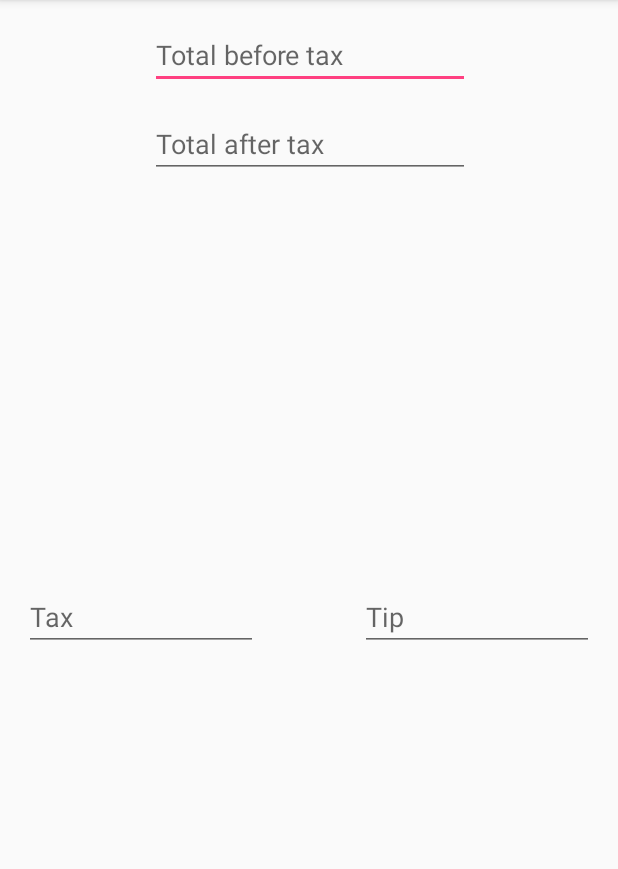
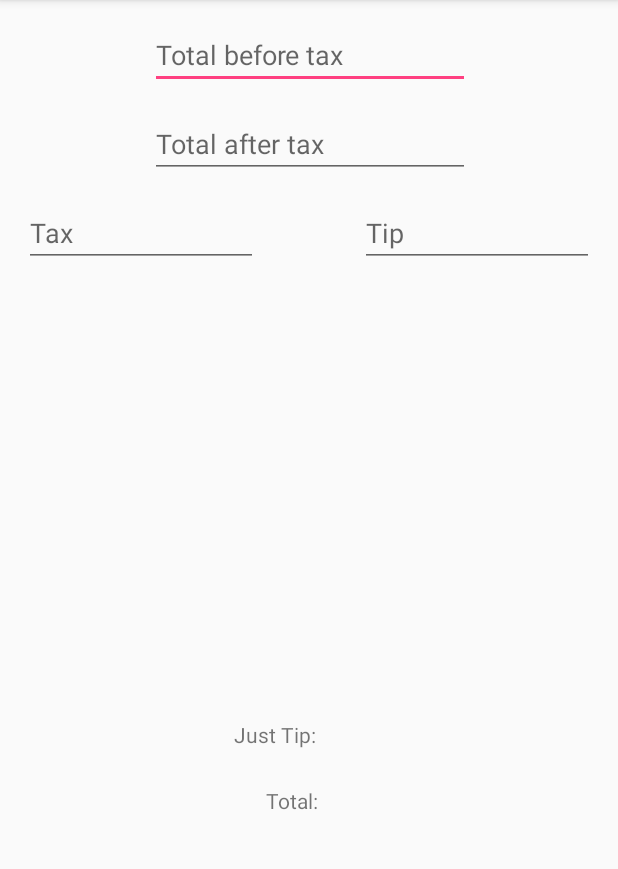
Before and after one commit to AndRicky/JustTheTip, an Android app: the screen it shows after launch (MainActivity), on a phone screen of 412 x 824 dp, the part 84-953 px from its top. Run offline under Robolectric (Android 15) with nearby library versions, the phone set to English and light mode, and no system bars.

Commit message:
basic layout of app. no code yet

```diff
--- a/app/src/main/res/layout/activity_main.xml
+++ b/app/src/main/res/layout/activity_main.xml
@@ -46,30 +46,62 @@
         android:id="@+id/editText3"
         android:layout_width="156dp"
         android:layout_height="43dp"
-        android:layout_marginBottom="334dp"
         android:layout_marginLeft="16dp"
         android:layout_marginStart="16dp"
         android:ems="10"
         android:hint="@string/tax"
         android:inputType="numberDecimal"
-        app:layout_constraintBottom_toBottomOf="parent"
-        app:layout_constraintLeft_toLeftOf="parent" />
+        app:layout_constraintLeft_toLeftOf="parent"
+        android:layout_marginTop="16dp"
+        app:layout_constraintTop_toBottomOf="@+id/editText2" />
 
     <EditText
         android:id="@+id/editText4"
         android:layout_width="156dp"
         android:layout_height="43dp"
-        android:layout_marginBottom="334dp"
         android:layout_marginEnd="16dp"
-        android:layout_marginLeft="0dp"
         android:layout_marginRight="16dp"
         android:layout_marginStart="0dp"
         android:ems="10"
         android:hint="@string/tip"
         android:inputType="numberDecimal"
+        app:layout_constraintRight_toRightOf="parent"
+        android:layout_marginTop="16dp"
+        app:layout_constraintTop_toBottomOf="@+id/editText2" />
+
+    <TextView
+        android:id="@+id/textView"
+        android:layout_width="wrap_content"
+        android:layout_height="wrap_content"
+        android:layout_marginBottom="16dp"
+        android:layout_marginLeft="16dp"
+        android:layout_marginRight="16dp"
+        android:layout_marginTop="16dp"
+        android:text="@string/total"
+        android:visibility="visible"
         app:layout_constraintBottom_toBottomOf="parent"
-        app:layout_constraintHorizontal_bias="1.0"
-        app:layout_constraintLeft_toRightOf="@+id/editText2"
-        app:layout_constraintRight_toRightOf="parent" />
+        app:layout_constraintHorizontal_bias="0.467"
+        app:layout_constraintLeft_toLeftOf="parent"
+        app:layout_constraintRight_toRightOf="parent"
+        app:layout_constraintTop_toTopOf="parent"
+        app:layout_constraintVertical_bias="0.709"
+        tools:text="@string/total" />
+
+    <TextView
+        android:id="@+id/textView2"
+        android:layout_width="wrap_content"
+        android:layout_height="wrap_content"
+        android:text="@string/justtip"
+        tools:text="@string/justtip"
+        android:layout_marginRight="16dp"
+        app:layout_constraintRight_toRightOf="parent"
+        android:layout_marginLeft="16dp"
+        app:layout_constraintLeft_toLeftOf="parent"
+        app:layout_constraintHorizontal_bias="0.43"
+        app:layout_constraintBottom_toBottomOf="parent"
+        android:layout_marginBottom="16dp"
+        app:layout_constraintTop_toTopOf="parent"
+        android:layout_marginTop="16dp"
+        app:layout_constraintVertical_bias="0.647" />
 
 </android.support.constraint.ConstraintLayout>
--- a/app/src/main/res/values/strings.xml
+++ b/app/src/main/res/values/strings.xml
@@ -4,4 +4,6 @@
     <string name="totalaftertax">Total after tax</string>
     <string name="tax">Tax</string>
     <string name="tip">Tip</string>
+    <string name="total">Total:</string>
+    <string name="justtip">Just Tip:</string>
 </resources>
```
